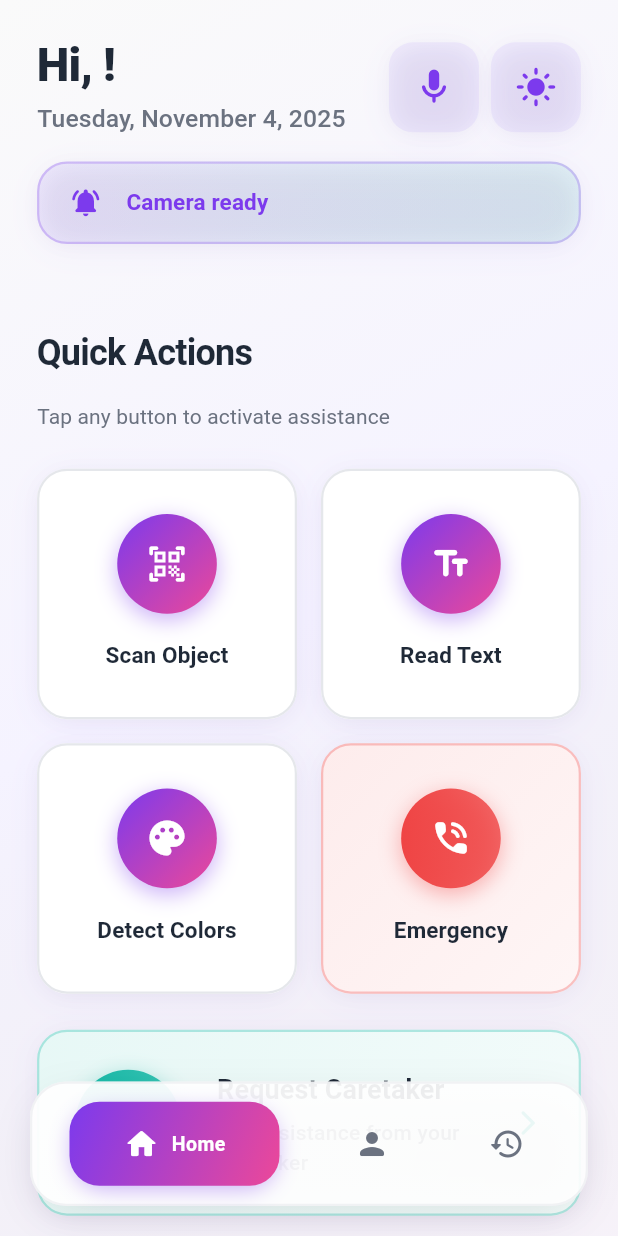
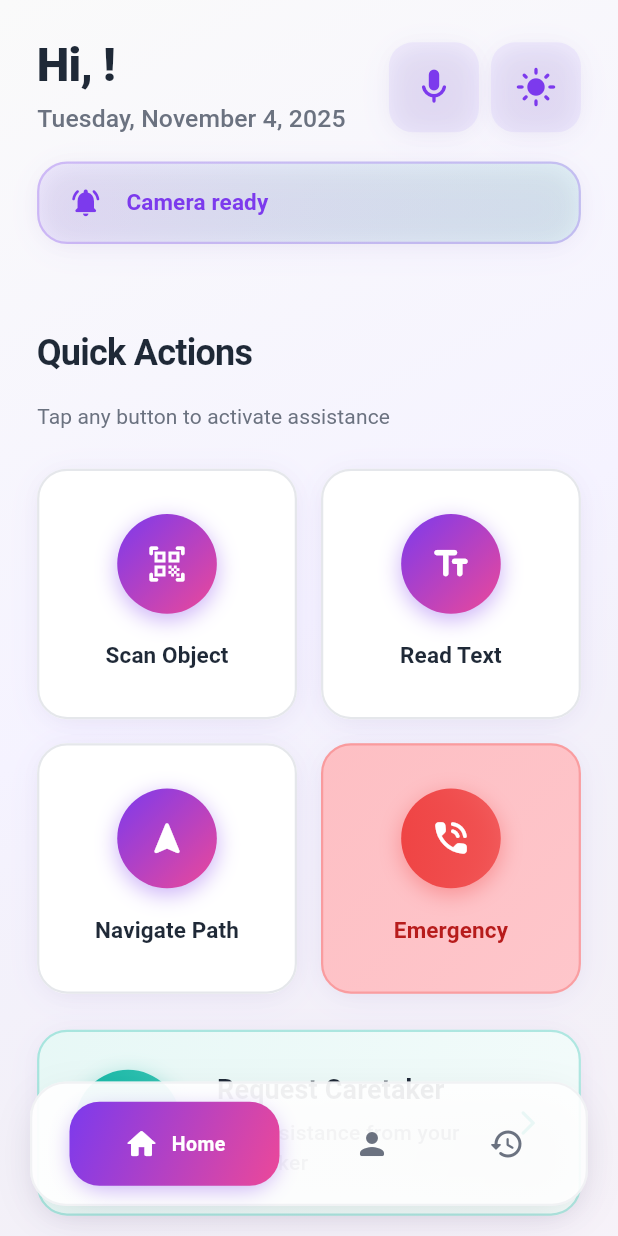
Before and after one commit to onetwothird/Seelai-App, a Flutter app: the VisuallyImpairedHomeScreen screen opened directly with empty values, on a phone screen of 412 x 824 dp. Run offline on Flutter 3.47's test engine with Material 3 defaults, Android fonts, the phone set to English and light mode, and no system bars; our stand-ins replace camera, firebase_auth, firebase_core, firebase_database, permission_handler; accounts and stored records are empty.

Commit message:
quick action section

```diff
--- a/lib/roles/visually_impaired/home/widgets/quick_actions_section.dart
+++ b/lib/roles/visually_impaired/home/widgets/quick_actions_section.dart
@@ -77,10 +77,11 @@ class QuickActionsSection extends StatelessWidget {
             children: [
               Expanded(
                 child: ActionButton(
-                  label: 'Detect Colors',
-                  icon: Icons.palette_rounded,
-                  onPressed: () => onAction('Color detection started'),
+                  label: 'Navigate Path',
+                  icon: Icons.navigation_rounded,
+                  onPressed: () => onAction('Navigation assistance started'),
                   isDarkMode: isDarkMode,
+                  // Clear and accessible color scheme for navigation
                   cardColor: cardColor,
                   textColor: textColor,
                 ),
@@ -92,8 +93,8 @@ class QuickActionsSection extends StatelessWidget {
                   icon: Icons.phone_in_talk_rounded,
                   onPressed: onEmergencyHotlines,
                   isDarkMode: isDarkMode,
-                  cardColor: cardColor,
-                  textColor: textColor,
+                  cardColor: isDarkMode ? Colors.red.shade700 : Colors.red.shade100,
+                  textColor: isDarkMode ? Colors.white : Colors.red.shade900,
                   isEmergency: true,
                 ),
               ),
```
